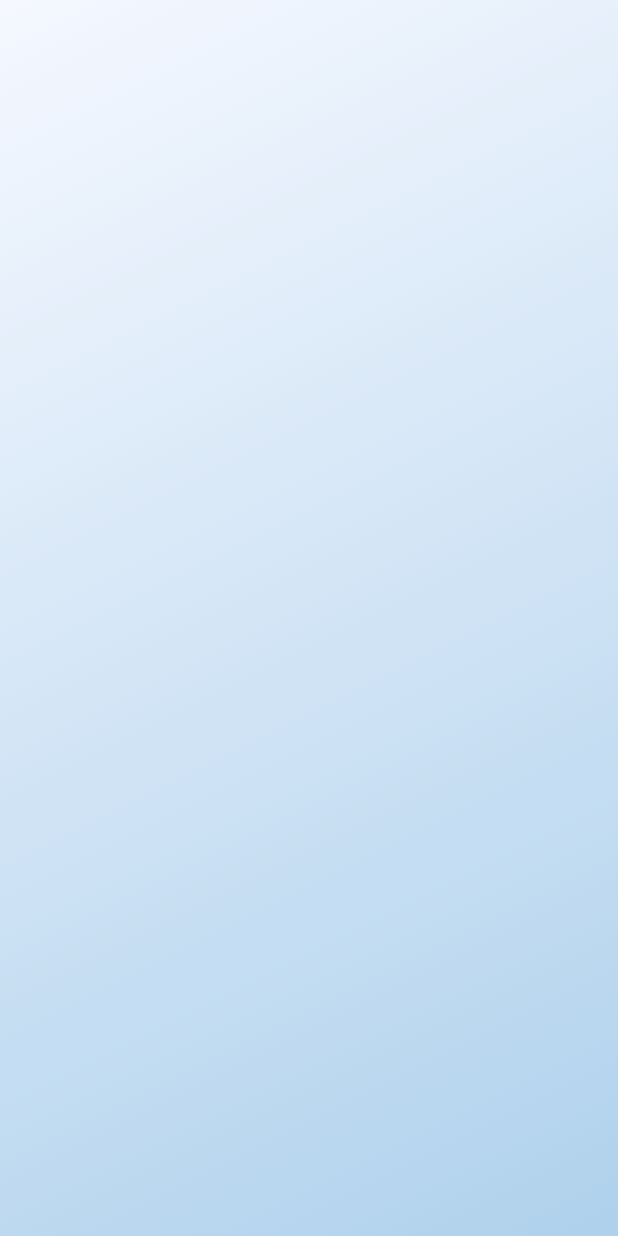
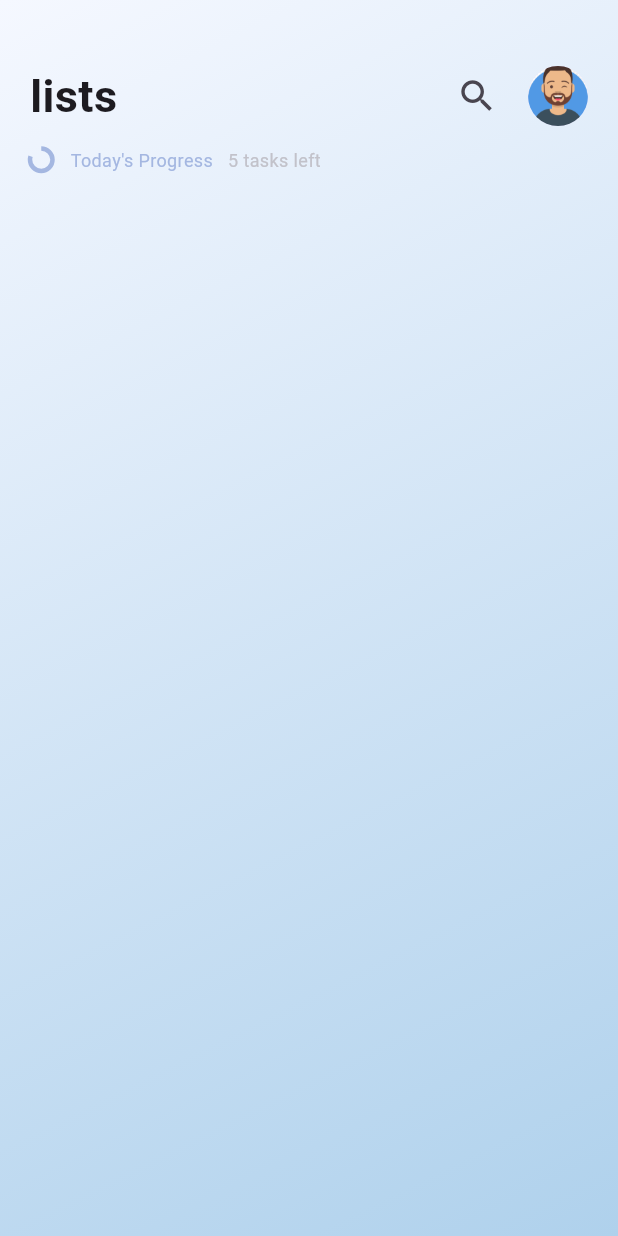
Before and after one commit to George-Samir88/TEKNOSOFT, a Flutter app: the screen it shows after launch, on a phone screen of 412 x 824 dp. Run offline on Flutter 3.47's test engine with Material 3 defaults, Android fonts, the phone set to English and light mode, and no system bars.

Commit message:
add custom app bar

```diff
--- a/lib/features/home/presentation/views/home_view.dart
+++ b/lib/features/home/presentation/views/home_view.dart
@@ -7,7 +7,7 @@ class HomeView extends StatelessWidget {
   @override
   Widget build(BuildContext context) {
     return const Scaffold(
-      body: HomeViewBody(),
+      body: SafeArea(child: HomeViewBody()),
     );
   }
 }
--- /dev/null
+++ b/lib/features/home/presentation/views/widgets/custom_app_bar.dart
@@ -0,0 +1,71 @@
+import 'package:flutter/material.dart';
+
+class CustomAppBar extends StatelessWidget {
+  const CustomAppBar({
+    super.key,
+  });
+
+  @override
+  Widget build(BuildContext context) {
+    return Column(
+      children: [
+        Row(
+          children: [
+            const Text(
+              'lists',
+              style: TextStyle(
+                fontSize: 30,
+                fontWeight: FontWeight.w600,
+              ),
+            ),
+            const Spacer(),
+            IconButton(
+              onPressed: () {},
+              icon: const Icon(
+                Icons.search,
+                size: 28,
+              ),
+            ),
+            const SizedBox(
+              width: 10,
+            ),
+            const CircleAvatar(
+              radius: 20,
+              backgroundImage: AssetImage('assets/images/avatar.png'),
+            ),
+          ],
+        ),
+        const SizedBox(
+          height: 10,
+        ),
+        const Row(
+          children: [
+            SizedBox(
+              height: 15,
+              width: 15,
+              child: CircularProgressIndicator(
+                color: Color(0xffA4B7E1),
+                strokeWidth: 3,
+                value: 80 / 100,
+              ),
+            ),
+            SizedBox(
+              width: 12,
+            ),
+            Text(
+              "Today's Progress",
+              style: TextStyle(color: Color(0xffA4B7E1), fontSize: 12),
+            ),
+            SizedBox(
+              width: 10,
+            ),
+            Text(
+              "5 tasks left",
+              style: TextStyle(color: Color(0xffC2C2CA), fontSize: 12),
+            ),
+          ],
+        ),
+      ],
+    );
+  }
+}
--- a/lib/features/home/presentation/views/widgets/home_view_body.dart
+++ b/lib/features/home/presentation/views/widgets/home_view_body.dart
@@ -1,4 +1,6 @@
 import 'package:flutter/material.dart';
+
+import 'custom_app_bar.dart';
 
 class HomeViewBody extends StatelessWidget {
   const HomeViewBody({super.key});
@@ -6,6 +8,7 @@ class HomeViewBody extends StatelessWidget {
   @override
   Widget build(BuildContext context) {
     return Container(
+      padding: const EdgeInsets.all(20),
       decoration: const BoxDecoration(
         gradient: LinearGradient(
           begin: Alignment.topLeft,
@@ -13,6 +16,18 @@ class HomeViewBody extends StatelessWidget {
           colors: [Color(0xffF5F8FF), Color(0xffAFD1EC)],
         ),
       ),
+      child: const Column(
+        children: [
+          SizedBox(
+            height: 20,
+          ),
+          Column(
+            children: [
+              CustomAppBar(),
+            ],
+          ),
+        ],
+      ),
     );
   }
 }
--- a/pubspec.yaml
+++ b/pubspec.yaml
@@ -59,8 +59,8 @@ flutter:
   uses-material-design: true
 
   # To add assets to your application, add an assets section, like this:
-  # assets:
-  #   - images/a_dot_burr.jpeg
+  assets:
+   - assets/images/
   #   - images/a_dot_ham.jpeg
 
   # An image asset can refer to one or more resolution-specific "variants", see
```
Also changed, not shown: assets/images/avatar.png (added).
